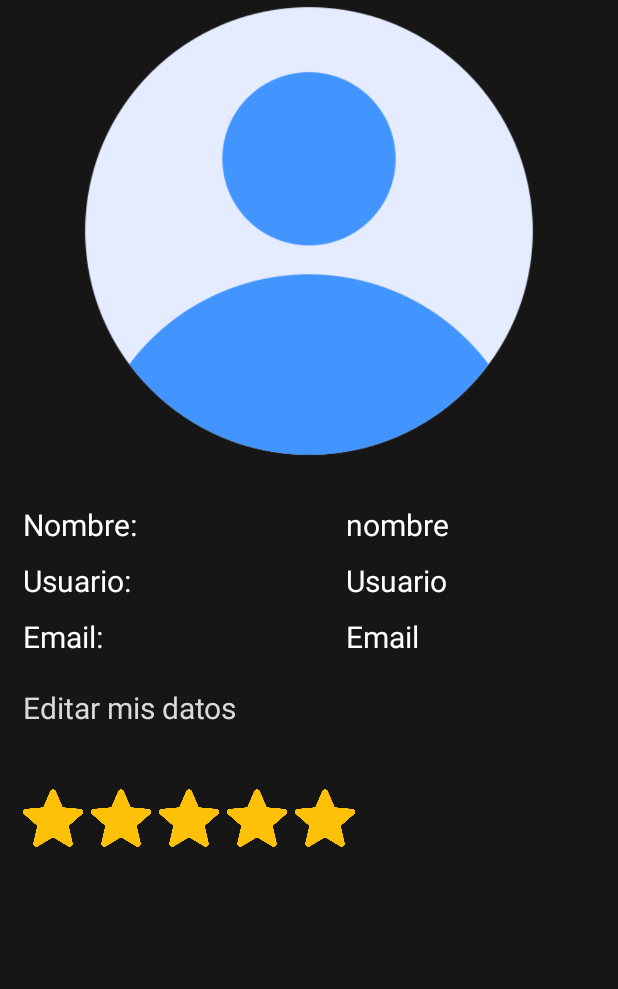
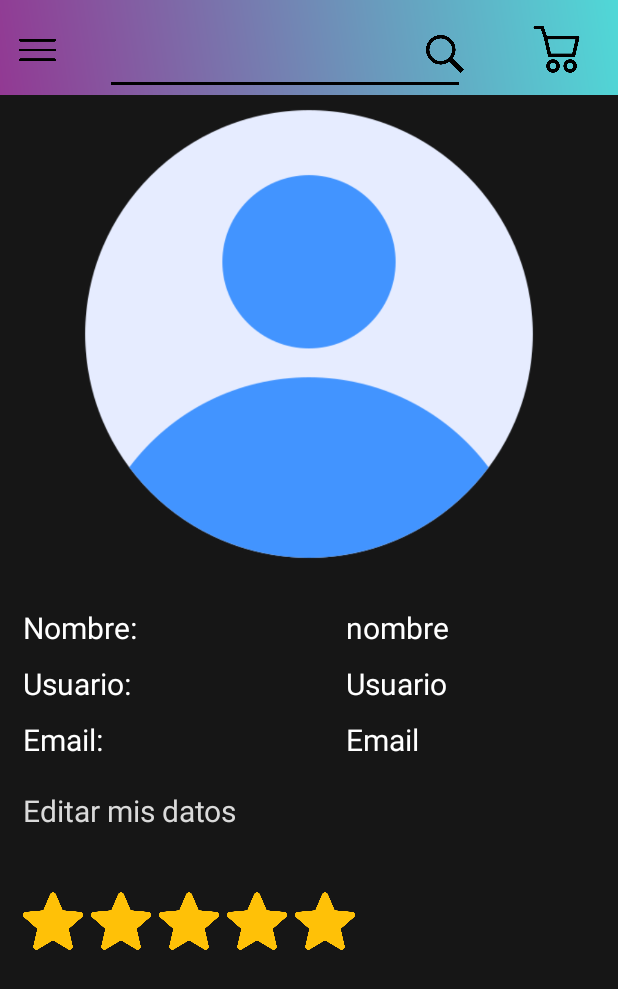
Before and after one commit to Pablo592/TecMovilesProyectoIntegrador, an Android app: the screen it shows after launch (ProfileActivity), on a phone screen of 412 x 824 dp. Shown: the top 989 px of the screen. Run offline under Robolectric (Android 15) with nearby library versions, the phone set to English and light mode, and no system bars.

Commit message:
perfil terminado con header

```diff
--- a/app/src/main/java/com/tecno/tecnomoviles/ProfileActivity.kt
+++ b/app/src/main/java/com/tecno/tecnomoviles/ProfileActivity.kt
@@ -3,22 +3,32 @@ package com.tecno.tecnomoviles
 import android.content.Intent
 import android.os.Bundle
 import androidx.appcompat.app.AppCompatActivity
+import androidx.fragment.app.add
+import androidx.fragment.app.commit
 import com.tecno.tecnomoviles.databinding.ProfileBinding
+import utils.fragments.HeaderFragment
 
 class ProfileActivity : AppCompatActivity() {
 
-    private lateinit var binding : ProfileBinding
+    private lateinit var binding: ProfileBinding
 
     override fun onCreate(savedInstanceState: Bundle?) {
         super.onCreate(savedInstanceState)
         setContentView(R.layout.profile)
         supportActionBar?.hide()
 
-        binding = ProfileBinding.inflate(layoutInflater)
-        setContentView(binding.root)
+        if (savedInstanceState == null) {
+            supportFragmentManager.commit {
+                setReorderingAllowed(true)
+                add<HeaderFragment>(R.id.fragment_header)
+            }
 
-        binding.editDataButton.setOnClickListener(){
-            startActivity(Intent(this, EditDataUser::class.java))
+            binding = ProfileBinding.inflate(layoutInflater)
+            setContentView(binding.root)
+
+            binding.editDataButton.setOnClickListener() {
+                startActivity(Intent(this, EditDataUser::class.java))
+            }
         }
     }
 }
--- a/app/src/main/res/layout/profile.xml
+++ b/app/src/main/res/layout/profile.xml
@@ -3,15 +3,30 @@
     android:layout_width="match_parent"
     android:layout_height="match_parent"
     xmlns:app="http://schemas.android.com/apk/res-auto"
+    xmlns:tools="http://schemas.android.com/tools"
     android:background="@color/blackFondo">
+
+    <androidx.fragment.app.FragmentContainerView
+        xmlns:android="http://schemas.android.com/apk/res/android"
+        android:id="@+id/fragment_header"
+        app:layout_constraintStart_toStartOf="parent"
+        app:layout_constraintTop_toTopOf="parent"
+        android:layout_width="match_parent"
+        android:layout_height="wrap_content"
+        android:name="utils.fragments.HeaderFragment"
+        app:defaultNavHost="true"
+        app:navGraph="@navigation/navigation_header"
+        tools:ignore="MissingConstraints" >
+    </androidx.fragment.app.FragmentContainerView>
 
     <ImageView
         android:id="@+id/userImage"
         android:layout_width="match_parent"
         android:layout_height="308dp"
         android:src="@drawable/user"
-        app:layout_constraintStart_toStartOf="parent"
-        app:layout_constraintTop_toTopOf="parent"/>
+        android:layout_marginTop="5dp"
+        app:layout_constraintStart_toStartOf="@id/fragment_header"
+        app:layout_constraintTop_toBottomOf="@id/fragment_header"/>
 
     <TextView
         android:id="@+id/userName"
```
